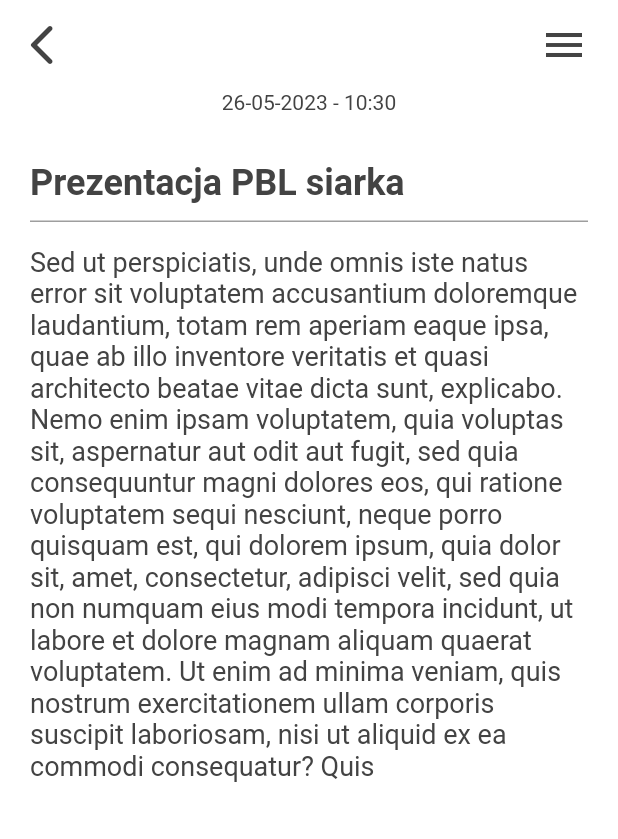
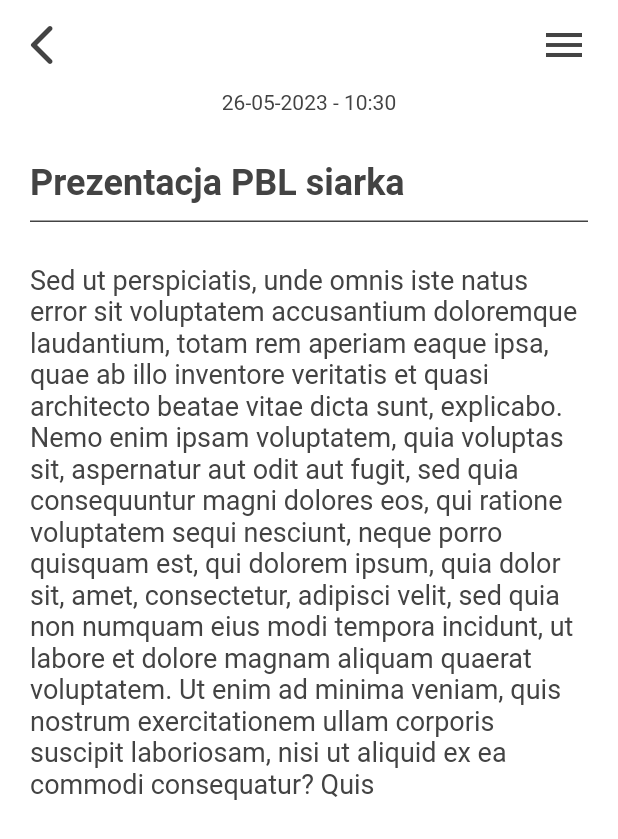
Before and after one commit to mux0nn/text_herring, a Flutter app: the screen it shows after launch, on a phone screen of 412 x 824 dp. Shown: the top 839 px of the screen. Run offline on Flutter 3.47's test engine with Material 2 defaults, Android fonts, the phone set to English and light mode, and no system bars; our stand-ins replace speech_to_text; Roboto replaces fonts that are missing (Arial).

Commit message:
Add controler and default text to body page

```diff
--- a/lib/edit_page.dart
+++ b/lib/edit_page.dart
@@ -21,6 +21,7 @@ class _EditPageState extends State<EditPage> {
   bool darkTheme = false;
 
   TextEditingController headerController_ = TextEditingController();
+  TextEditingController pageBodyController_ = TextEditingController();
 
   @override
   void initState() {
@@ -33,6 +34,7 @@ class _EditPageState extends State<EditPage> {
     }
 
     headerController_.text = header;
+    pageBodyController_.text = pageBody;
 
     super.initState();
   }
@@ -71,7 +73,9 @@ class _EditPageState extends State<EditPage> {
               child: TextFormField(
                 controller: headerController_,
                 decoration: InputDecoration(
-                  border: UnderlineInputBorder(),
+                  enabledBorder: UnderlineInputBorder(
+                    borderSide: BorderSide(color: mainColor),
+                  ),
                 ),
                 style: TextStyle(
                   color: mainColor,
@@ -83,14 +87,18 @@ class _EditPageState extends State<EditPage> {
             const SizedBox(height: 16),
             Container(
               alignment: Alignment.topLeft,
-              child: Text(
-                pageBody,
+              child: TextFormField(
+                maxLines: null,
+                controller: pageBodyController_,
+                decoration: const InputDecoration(
+                  border: InputBorder.none,
+                ),
                 style: TextStyle(
                   color: mainColor,
                   fontSize: 18,
                 ),
               ),
-            )
+            ),
           ],
         ),
       ),
```
